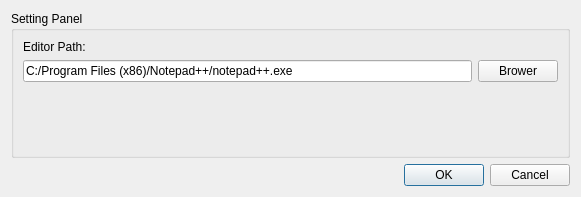
First picture: the form in settingdialog.ui, repository guolisen/Arm, before the edit.
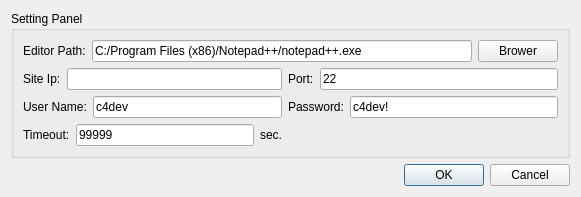
Second picture: the form after the edit.

```diff
--- a/settingdialog.ui
+++ b/settingdialog.ui
@@ -14,30 +14,81 @@
    <string>Setting Panel</string>
   </property>
   <layout class="QGridLayout" name="gridLayout">
-   <item row="0" column="0">
+   <item row="2" column="0">
+    <widget class="QDialogButtonBox" name="buttonBox">
+     <property name="orientation">
+      <enum>Qt::Horizontal</enum>
+     </property>
+     <property name="standardButtons">
+      <set>QDialogButtonBox::Cancel|QDialogButtonBox::Ok</set>
+     </property>
+    </widget>
+   </item>
+   <item row="1" column="0">
     <widget class="QGroupBox" name="groupBox">
      <property name="title">
       <string>Setting Panel</string>
      </property>
      <layout class="QGridLayout" name="gridLayout_2">
-      <item row="0" column="0">
-       <widget class="QLabel" name="label">
-        <property name="text">
-         <string>Editor Path:</string>
-        </property>
-       </widget>
+      <item row="0" column="0" colspan="2">
+       <layout class="QHBoxLayout" name="horizontalLayout_6">
+        <item>
+         <widget class="QLabel" name="label">
+          <property name="text">
+           <string>Editor Path:</string>
+          </property>
+         </widget>
+        </item>
+        <item>
+         <layout class="QHBoxLayout" name="horizontalLayout">
+          <item>
+           <widget class="QLineEdit" name="lineEdit">
+            <property name="text">
+             <string>C:/Program Files (x86)/Notepad++/notepad++.exe</string>
+            </property>
+           </widget>
+          </item>
+          <item>
+           <widget class="QPushButton" name="pushButton">
+            <property name="sizePolicy">
+             <sizepolicy hsizetype="Fixed" vsizetype="Fixed">
+              <horstretch>0</horstretch>
+              <verstretch>0</verstretch>
+             </sizepolicy>
+            </property>
+            <property name="text">
+             <string>Brower</string>
+            </property>
+           </widget>
+          </item>
+         </layout>
+        </item>
+       </layout>
       </item>
-      <item row="1" column="0" colspan="2">
-       <layout class="QHBoxLayout" name="horizontalLayout">
+      <item row="1" column="0">
+       <layout class="QHBoxLayout" name="horizontalLayout_2">
         <item>
-         <widget class="QLineEdit" name="lineEdit">
+         <widget class="QLabel" name="label_2">
+          <property name="sizePolicy">
+           <sizepolicy hsizetype="Fixed" vsizetype="Fixed">
+            <horstretch>0</horstretch>
+            <verstretch>0</verstretch>
+           </sizepolicy>
+          </property>
           <property name="text">
-           <string>C:/Program Files (x86)/Notepad++/notepad++.exe</string>
+           <string>Site Ip:</string>
           </property>
          </widget>
         </item>
         <item>
-         <widget class="QPushButton" name="pushButton">
+         <widget class="QLineEdit" name="ipEdit"/>
+        </item>
+       </layout>
+      </item>
+      <item row="1" column="1">
+       <layout class="QHBoxLayout" name="horizontalLayout_5">
+        <item>
+         <widget class="QLabel" name="label_5">
           <property name="sizePolicy">
            <sizepolicy hsizetype="Fixed" vsizetype="Fixed">
             <horstretch>0</horstretch>
@@ -45,21 +96,113 @@
            </sizepolicy>
           </property>
           <property name="text">
-           <string>Brower</string>
+           <string>Port:</string>
+          </property>
+         </widget>
+        </item>
+        <item>
+         <widget class="QLineEdit" name="portEdit">
+          <property name="text">
+           <string>22</string>
+          </property>
+         </widget>
+        </item>
+       </layout>
+      </item>
+      <item row="2" column="0">
+       <layout class="QHBoxLayout" name="horizontalLayout_3">
+        <item>
+         <widget class="QLabel" name="label_3">
+          <property name="sizePolicy">
+           <sizepolicy hsizetype="Fixed" vsizetype="Fixed">
+            <horstretch>0</horstretch>
+            <verstretch>0</verstretch>
+           </sizepolicy>
+          </property>
+          <property name="text">
+           <string>User Name:</string>
+          </property>
+         </widget>
+        </item>
+        <item>
+         <widget class="QLineEdit" name="userEdit">
+          <property name="text">
+           <string>c4dev</string>
           </property>
          </widget>
         </item>
        </layout>
       </item>
       <item row="2" column="1">
-       <spacer name="verticalSpacer">
+       <layout class="QHBoxLayout" name="horizontalLayout_4">
+        <item>
+         <widget class="QLabel" name="label_4">
+          <property name="sizePolicy">
+           <sizepolicy hsizetype="Fixed" vsizetype="Fixed">
+            <horstretch>0</horstretch>
+            <verstretch>0</verstretch>
+           </sizepolicy>
+          </property>
+          <property name="text">
+           <string>Password:</string>
+          </property>
+         </widget>
+        </item>
+        <item>
+         <widget class="QLineEdit" name="passwordEdit">
+          <property name="text">
+           <string>c4dev!</string>
+          </property>
+         </widget>
+        </item>
+       </layout>
+      </item>
+      <item row="3" column="0">
+       <layout class="QHBoxLayout" name="horizontalLayout_7">
+        <item>
+         <widget class="QLabel" name="label_6">
+          <property name="sizePolicy">
+           <sizepolicy hsizetype="Fixed" vsizetype="Fixed">
+            <horstretch>0</horstretch>
+            <verstretch>0</verstretch>
+           </sizepolicy>
+          </property>
+          <property name="text">
+           <string>Timeout:</string>
+          </property>
+         </widget>
+        </item>
+        <item>
+         <widget class="QLineEdit" name="timeoutEdit">
+          <property name="text">
+           <string>99999</string>
+          </property>
+         </widget>
+        </item>
+        <item>
+         <widget class="QLabel" name="label_7">
+          <property name="sizePolicy">
+           <sizepolicy hsizetype="Fixed" vsizetype="Fixed">
+            <horstretch>0</horstretch>
+            <verstretch>0</verstretch>
+           </sizepolicy>
+          </property>
+          <property name="text">
+           <string>sec.</string>
+          </property>
+         </widget>
+        </item>
+       </layout>
+      </item>
+      <item row="3" column="1">
+       <spacer name="horizontalSpacer">
         <property name="orientation">
-         <enum>Qt::Vertical</enum>
+         <enum>Qt::Horizontal</enum>
         </property>
         <property name="sizeHint" stdset="0">
          <size>
-          <width>20</width>
-          <height>91</height>
+          <width>270</width>
+          <height>20</height>
          </size>
         </property>
        </spacer>
@@ -67,16 +210,6 @@
      </layout>
     </widget>
    </item>
-   <item row="1" column="0">
-    <widget class="QDialogButtonBox" name="buttonBox">
-     <property name="orientation">
-      <enum>Qt::Horizontal</enum>
-     </property>
-     <property name="standardButtons">
-      <set>QDialogButtonBox::Cancel|QDialogButtonBox::Ok</set>
-     </property>
-    </widget>
-   </item>
   </layout>
  </widget>
  <resources/>
```
